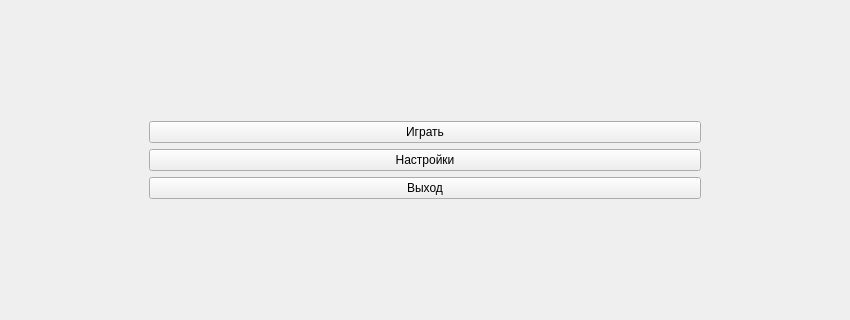
First picture: the form in Lab3/mainwindow.ui, repository CandyRubik/19211_Terekhin_C-, before the edit; both pictures show x 0 to 850 and y 149 to 469 of the 850 by 619 pixel window.
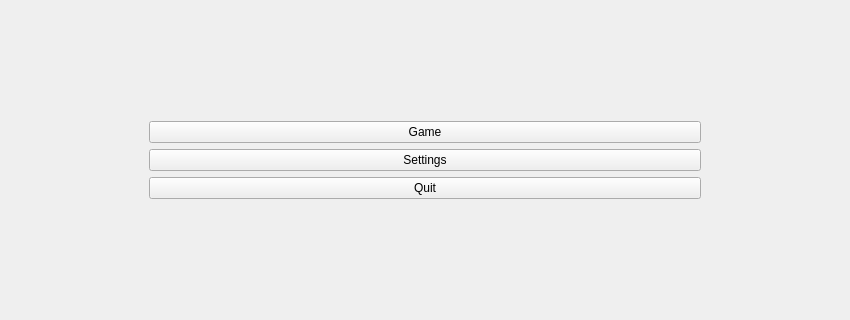
Second picture: the form after the edit.

The edit to the form file:
```diff
--- a/Lab3/mainwindow.ui
+++ b/Lab3/mainwindow.ui
@@ -72,7 +72,7 @@
          <string notr="true"/>
         </property>
         <property name="text">
-         <string>Играть</string>
+         <string>Game</string>
         </property>
        </widget>
       </item>
@@ -88,7 +88,7 @@
          <bool>false</bool>
         </property>
         <property name="text">
-         <string>Настройки</string>
+         <string>Settings</string>
         </property>
        </widget>
       </item>
@@ -104,7 +104,7 @@
          <bool>false</bool>
         </property>
         <property name="text">
-         <string>Выход</string>
+         <string>Quit</string>
         </property>
        </widget>
       </item>
```
